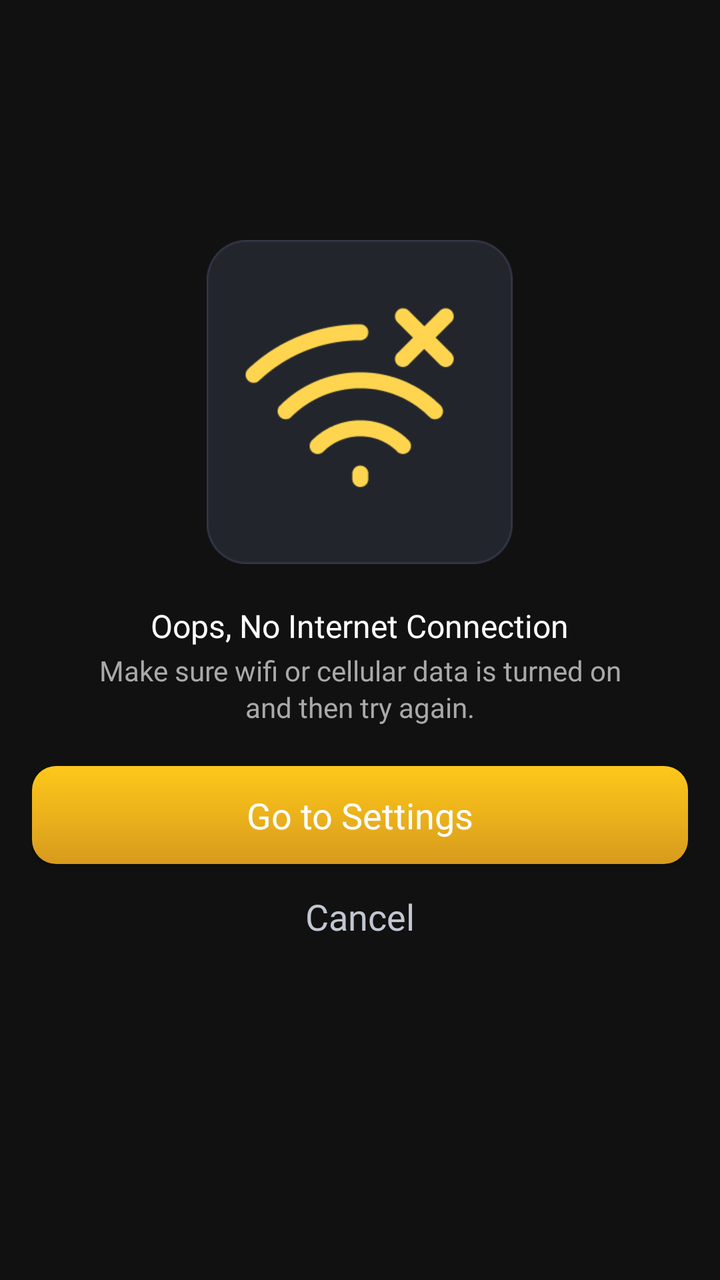
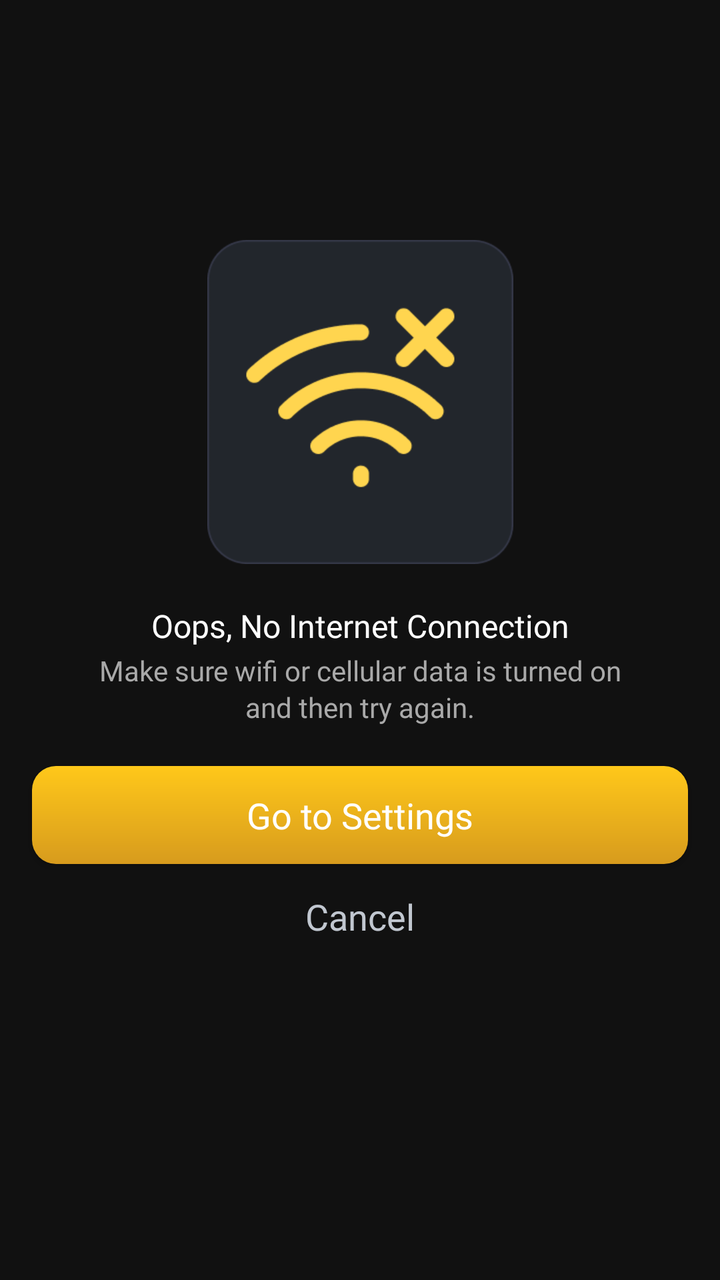

Before-and-after screenshots of an Android layout around one commit, followed by the original layout XML and the change that was made.
<!-- AndroidManifest.xml: application theme Theme.Flashlight -->
<!-- res/layout/fragment_no_internet_fullscreen.xml -->
<?xml version="1.0" encoding="utf-8"?>
<LinearLayout
    xmlns:android="http://schemas.android.com/apk/res/android"
    android:layout_width="match_parent"
    android:layout_height="match_parent"
    android:orientation="vertical"
    android:gravity="top|center_horizontal"
    android:background="#111111"
    android:paddingStart="16dp"
    android:paddingEnd="16dp">

    
    <FrameLayout
        android:layout_width="@dimen/_153dp"
        android:layout_height="162dp"
        android:layout_marginBottom="20dp"
        android:layout_marginTop="120dp">

        <ImageView
            android:id="@+id/ivNoInternet"
            android:layout_width="@dimen/_153dp"
            android:layout_height="162dp"
            android:layout_gravity="center"
            android:src="@drawable/ic_no_internet"
            android:scaleType="fitCenter"
            android:contentDescription="No Internet" />

    </FrameLayout>

    
    <TextView
        android:id="@+id/tvNoInternetTitle"
        android:layout_width="wrap_content"
        android:layout_height="wrap_content"
        android:text="Oops, No Internet Connection"
        android:textColor="#FFFFFF"
        android:textSize="16sp"
        android:fontFamily="@font/plus_jakarta_sans_semibold"
        android:gravity="center"
        android:textStyle="normal" />

    
    <TextView
        android:id="@+id/tvNoInternetDescription"
        android:layout_width="match_parent"
        android:layout_height="wrap_content"
        android:layout_marginTop="2dp"
        android:text="Make sure wifi or cellular data is turned on\nand then try again."
        android:textColor="#A9A9A9"
        android:textSize="14sp"
        android:fontFamily="@font/plus_jakarta_sans_regular"
        android:gravity="center"
        android:lineSpacingExtra="2dp" />

    
    <androidx.appcompat.widget.AppCompatButton
        android:id="@+id/btnGoToSettings"
        android:layout_width="match_parent"
        android:layout_height="49dp"
        android:layout_marginTop="20dp"
        android:text="Go to Settings"
        android:textColor="#FFFFFF"
        android:textSize="18sp"
        android:textAllCaps="false"
        android:background="@drawable/bg_yelllow_btn"
        android:fontFamily="@font/plus_jakarta_sans_semibold"
        android:padding="0dp" />

    
    <androidx.appcompat.widget.AppCompatTextView
        android:id="@+id/tvCancel"
        android:layout_width="wrap_content"
        android:layout_height="wrap_content"
        android:layout_marginTop="10dp"
        android:text="Cancel"
        android:fontFamily="@font/plus_jakarta_sans_semibold"
        android:textColor="#C1C7D0"
        android:textSize="18sp"
        android:gravity="center"
        android:padding="4dp" />

</LinearLayout>
<!-- resources referenced by this layout -->
<resources>
  <dimen name="_153dp">153dp</dimen>
  <!-- drawable bg_yelllow_btn (drawable) -->
  <?xml version="1.0" encoding="utf-8"?>
  <shape xmlns:android="http://schemas.android.com/apk/res/android">
      <gradient
          android:angle="270"
          android:startColor="#FFFFC81A"
          android:endColor="#FFD79B1D" />
  
      <corners android:radius="12dp"/>
  </shape>
  <!-- drawable ic_no_internet: png bitmap (drawable, 8293 bytes) -->
  <style name="Theme.Flashlight" parent="Theme.MaterialComponents.DayNight.NoActionBar">
          
          <item name="colorPrimary">@color/purple_500</item>
          <item name="colorPrimaryVariant">@color/purple_700</item>
          <item name="colorOnPrimary">@color/white</item>
          
          <item name="colorSecondary">@color/teal_200</item>
          <item name="colorSecondaryVariant">@color/teal_700</item>
          <item name="colorOnSecondary">@color/black</item>
          
          <item name="android:statusBarColor">@android:color/transparent</item>
          <item name="android:navigationBarColor">@android:color/transparent</item>
          <item name="android:windowLightStatusBar">false</item>
      </style>
  <color name="purple_500">#FF6200EE</color>
  <color name="purple_700">#FF3700B3</color>
  <color name="white">#FFFFFFFF</color>
  <color name="teal_200">#FF03DAC5</color>
  <color name="teal_700">#FF018786</color>
  <color name="black">#FF000000</color>
</resources>

<!-- the commit's change to res/layout/fragment_no_internet_fullscreen.xml (unified diff, before → after) -->
@@ -1,20 +1,20 @@
 <?xml version="1.0" encoding="utf-8"?>
-<LinearLayout
+<androidx.constraintlayout.widget.ConstraintLayout
     xmlns:android="http://schemas.android.com/apk/res/android"
+    xmlns:app="http://schemas.android.com/apk/res-auto"
     android:layout_width="match_parent"
     android:layout_height="match_parent"
-    android:orientation="vertical"
-    android:gravity="top|center_horizontal"
-    android:background="#111111"
-    android:paddingStart="16dp"
-    android:paddingEnd="16dp">
+    android:background="#111111">
 
     
     <FrameLayout
+        android:id="@+id/iconContainer"
         android:layout_width="@dimen/_153dp"
         android:layout_height="162dp"
-        android:layout_marginBottom="20dp"
-        android:layout_marginTop="120dp">
+        android:layout_marginTop="120dp"
+        app:layout_constraintTop_toTopOf="parent"
+        app:layout_constraintStart_toStartOf="parent"
+        app:layout_constraintEnd_toEndOf="parent">
 
         <ImageView
             android:id="@+id/ivNoInternet"
@@ -32,31 +32,38 @@
         android:id="@+id/tvNoInternetTitle"
         android:layout_width="wrap_content"
         android:layout_height="wrap_content"
+        android:layout_marginTop="20dp"
         android:text="Oops, No Internet Connection"
         android:textColor="#FFFFFF"
         android:textSize="16sp"
         android:fontFamily="@font/plus_jakarta_sans_semibold"
-        android:gravity="center"
-        android:textStyle="normal" />
+        app:layout_constraintTop_toBottomOf="@id/iconContainer"
+        app:layout_constraintStart_toStartOf="parent"
+        app:layout_constraintEnd_toEndOf="parent" />
 
     
     <TextView
         android:id="@+id/tvNoInternetDescription"
-        android:layout_width="match_parent"
+        android:layout_width="0dp"
         android:layout_height="wrap_content"
+        android:layout_marginHorizontal="16dp"
         android:layout_marginTop="2dp"
         android:text="Make sure wifi or cellular data is turned on\nand then try again."
         android:textColor="#A9A9A9"
         android:textSize="14sp"
         android:fontFamily="@font/plus_jakarta_sans_regular"
         android:gravity="center"
-        android:lineSpacingExtra="2dp" />
+        android:lineSpacingExtra="2dp"
+        app:layout_constraintTop_toBottomOf="@id/tvNoInternetTitle"
+        app:layout_constraintStart_toStartOf="parent"
+        app:layout_constraintEnd_toEndOf="parent" />
 
     
     <androidx.appcompat.widget.AppCompatButton
         android:id="@+id/btnGoToSettings"
-        android:layout_width="match_parent"
+        android:layout_width="0dp"
         android:layout_height="49dp"
+        android:layout_marginHorizontal="16dp"
         android:layout_marginTop="20dp"
         android:text="Go to Settings"
         android:textColor="#FFFFFF"
@@ -64,7 +71,9 @@
         android:textAllCaps="false"
         android:background="@drawable/bg_yelllow_btn"
         android:fontFamily="@font/plus_jakarta_sans_semibold"
-        android:padding="0dp" />
+        app:layout_constraintTop_toBottomOf="@id/tvNoInternetDescription"
+        app:layout_constraintStart_toStartOf="parent"
+        app:layout_constraintEnd_toEndOf="parent" />
 
     
     <androidx.appcompat.widget.AppCompatTextView
@@ -77,6 +86,26 @@
         android:textColor="#C1C7D0"
         android:textSize="18sp"
         android:gravity="center"
-        android:padding="4dp" />
+        android:padding="4dp"
+        app:layout_constraintTop_toBottomOf="@id/btnGoToSettings"
+        app:layout_constraintStart_toStartOf="parent"
+        app:layout_constraintEnd_toEndOf="parent" />
 
-</LinearLayout>
+    
+    <FrameLayout
+        android:id="@+id/bannerSlot"
+        android:layout_width="0dp"
+        android:layout_height="wrap_content"
+        android:visibility="gone"
+        app:layout_constraintBottom_toBottomOf="parent"
+        app:layout_constraintStart_toStartOf="parent"
+        app:layout_constraintEnd_toEndOf="parent">
+
+        <FrameLayout
+            android:id="@+id/bannerContent"
+            android:layout_width="match_parent"
+            android:layout_height="wrap_content" />
+
+    </FrameLayout>
+
+</androidx.constraintlayout.widget.ConstraintLayout>
